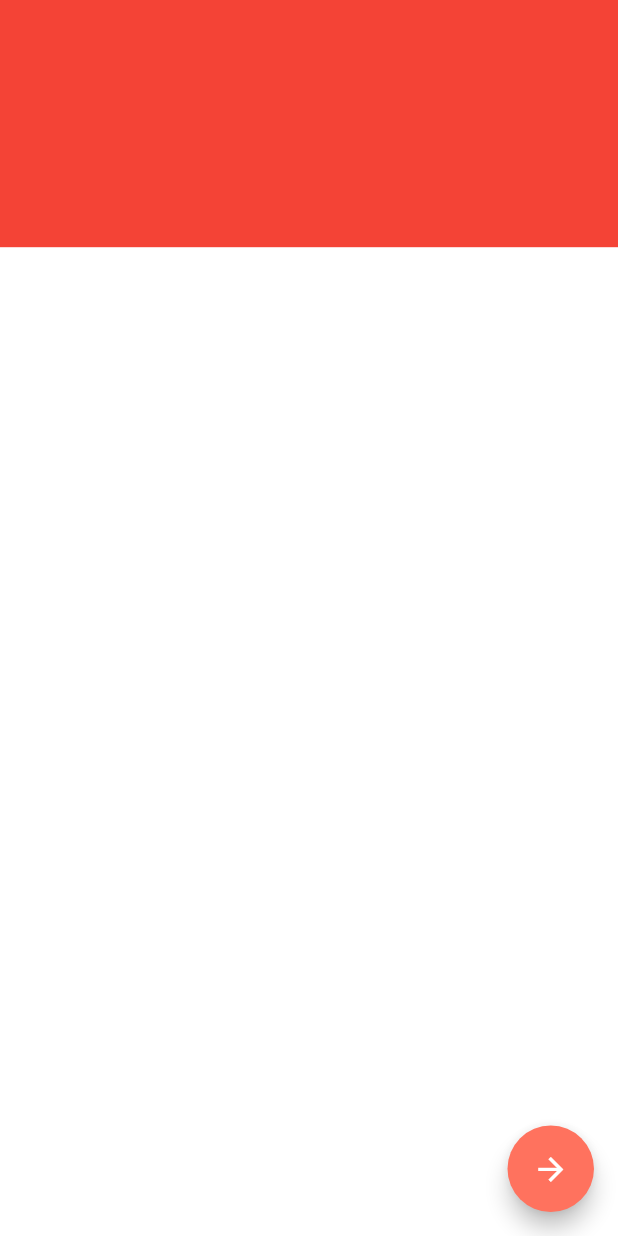
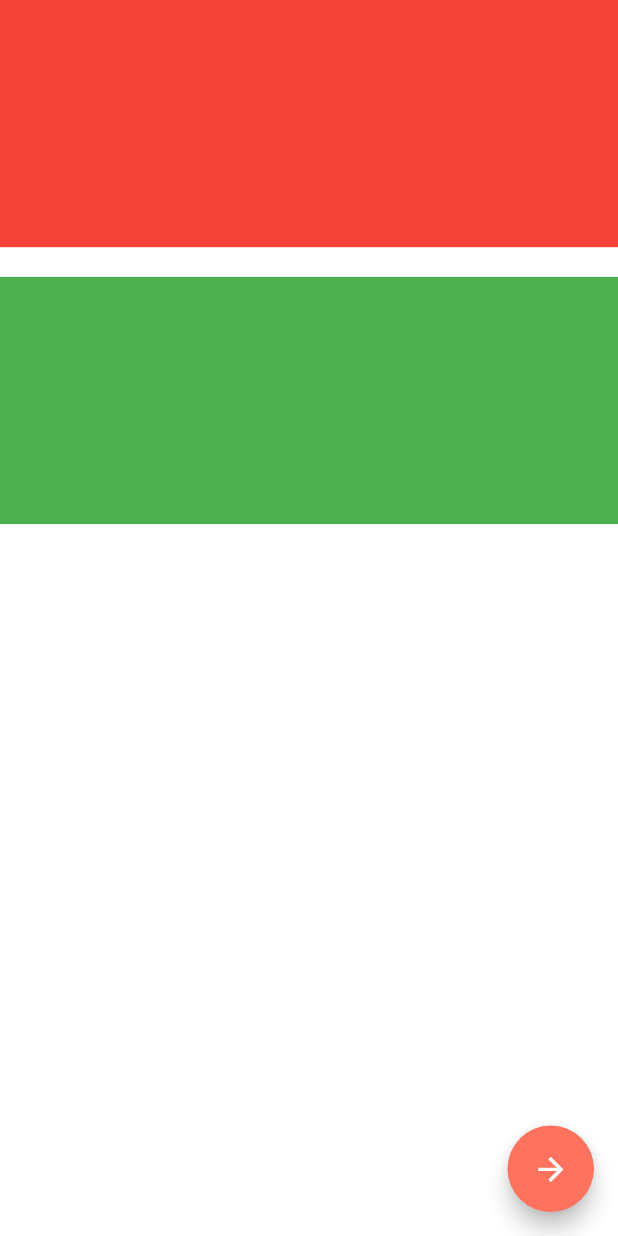
Before and after one commit to Tamunorth/appsize, a Flutter app: the screen it shows after launch, on a phone screen of 412 x 824 dp. Run offline on Flutter 3.47's test engine with Material 2 defaults, Android fonts, the phone set to English and light mode, and no system bars; our stand-ins replace google_fonts, smooth_page_indicator, universal_io.

Commit message:
Implemented Responsive widgets SizedBoxes as an extention on num

```diff
--- a/example/lib/screens/home_screen.dart
+++ b/example/lib/screens/home_screen.dart
@@ -1,10 +1,4 @@
-import 'dart:developer';
-
 import 'package:appsize/appsize.dart';
-import 'package:example/screens/first_page_screen.dart';
-import 'package:example/screens/fourth_page_screen.dart';
-import 'package:example/screens/second_page_screen.dart';
-import 'package:example/screens/third_page_screen.dart';
 import 'package:example/util/color_util.dart';
 import 'package:flutter/material.dart';
 import 'package:smooth_page_indicator/smooth_page_indicator.dart';
@@ -54,6 +48,15 @@ class HomeScreenState extends State<HomeScreen> {
             width: 100.w,
             height: 20.h,
           ),
+          24.height,
+          // SizedBox(
+          //   height: 12,
+          // ),
+          Container(
+            color: Colors.green,
+            width: 100.w,
+            height: 20.h,
+          ),
         ],
       ),
     );
```
Also changed, not shown: lib/extension.dart (+12 -0 lines), 6 other files.
